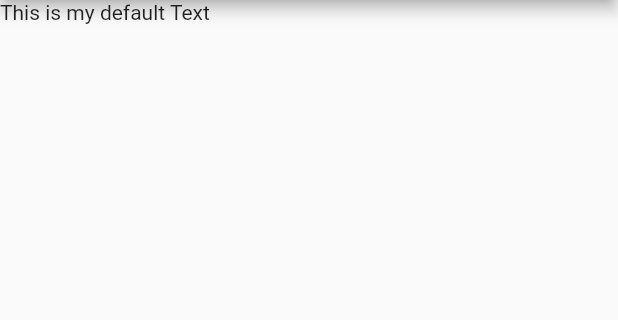
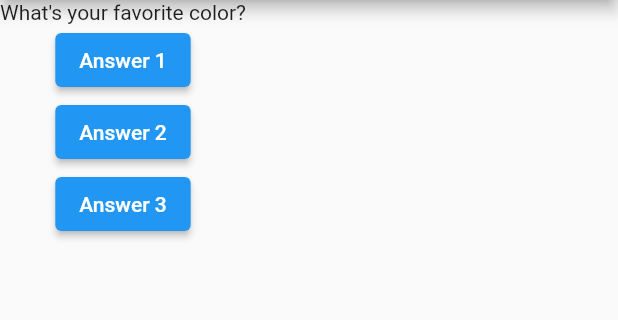
Before and after one commit to aj2460/Flutter-App1, a Flutter app: the screen it shows after launch, on a phone screen of 412 x 824 dp, the part 84-404 px from its top. Run offline on Flutter 3.47's test engine with Material 2 defaults, Android fonts, the phone set to English and light mode, and no system bars.

```diff
--- a/first_app/lib/main.dart
+++ b/first_app/lib/main.dart
@@ -4,17 +4,56 @@ import 'package:flutter/material.dart';
 //   runApp(myApp());
 // }
 
-void main() => runApp(myApp());
+void main() => runApp(MyApp());
 
-class myApp extends StatelessWidget {
+class MyApp extends StatefulWidget {
+  @override
+  State<StatefulWidget> createState() {
+    return MyAppState();
+  }
+}
+
+class MyAppState extends State<MyApp> {
+  var questionIndex = 0;
+
+  void answerClickd() {
+    setState(() {
+      questionIndex++;
+    });
+
+    print(questionIndex);
+  }
+
   @override
   Widget build(BuildContext context) {
+    var questions = [
+      "What's your favorite color?",
+      "What's your favorite anima?"
+    ];
     return MaterialApp(
       home: Scaffold(
         appBar: AppBar(
           title: const Text("My First App"),
         ),
-        body: const Text("This is my default Text"),
+        body: Column(
+          children: <Widget>[
+            Text(
+              questions[questionIndex],
+            ),
+            ElevatedButton(
+              onPressed: answerClickd,
+              child: const Text("Answer 1"),
+            ),
+            ElevatedButton(
+              onPressed: answerClickd,
+              child: const Text("Answer 2"),
+            ),
+            ElevatedButton(
+              onPressed: answerClickd,
+              child: const Text("Answer 3"),
+            ),
+          ],
+        ),
       ),
     );
   }
```
